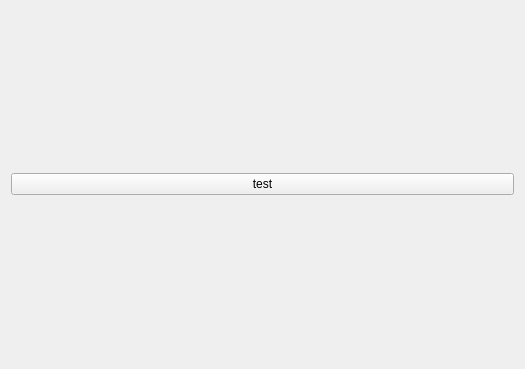
Old version of the form PinYinTextObject/widget.ui in the repository weijibin/PinYinTextObject.
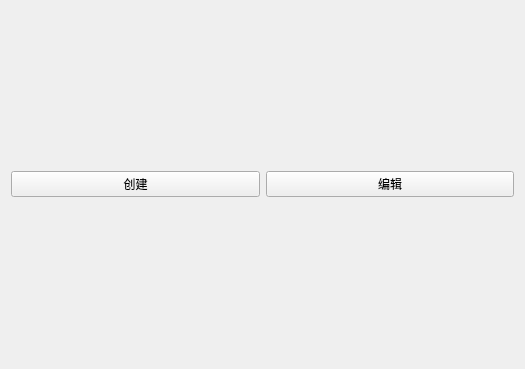
New version of the form.

Patch:
```diff
--- a/PinYinTextObject/widget.ui
+++ b/PinYinTextObject/widget.ui
@@ -15,11 +15,22 @@
   </property>
   <layout class="QVBoxLayout" name="verticalLayout">
    <item>
+    <layout class="QHBoxLayout" name="horizontalLayout">
+     <item>
     <widget class="QPushButton" name="test">
      <property name="text">
-      <string>test</string>
-     </property>
-    </widget>
+        <string>创建</string>
+       </property>
+      </widget>
+     </item>
+     <item>
+      <widget class="QPushButton" name="edit">
+       <property name="text">
+        <string>编辑</string>
+       </property>
+      </widget>
+     </item>
+    </layout>
    </item>
   </layout>
  </widget>
```
Lines whose indentation alone changed are shown as unchanged.
